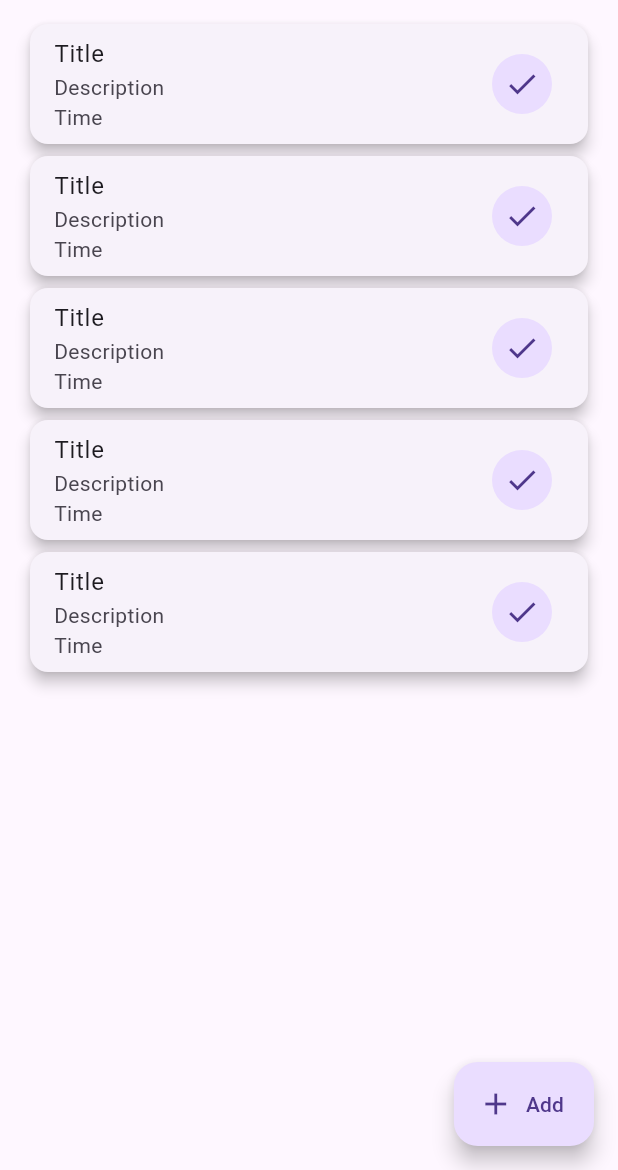
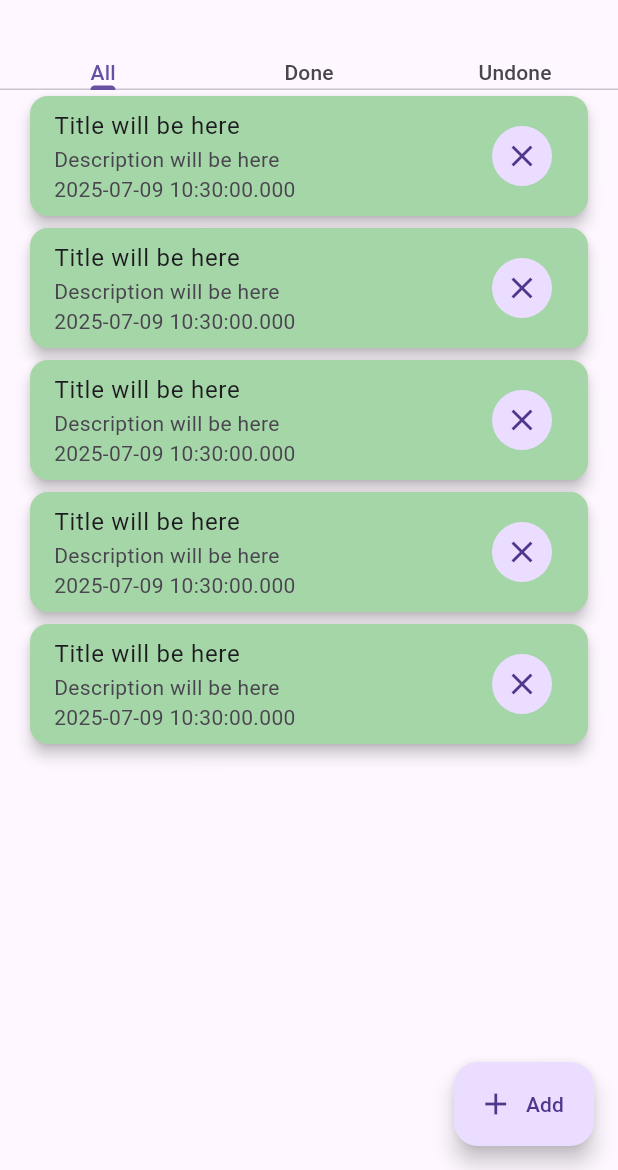
Before and after one commit to avikgh/todo_app_flutter, a Flutter app: the screen it shows after launch, on a phone screen of 412 x 824 dp, the part 66-1236 px from its top. Run offline on Flutter 3.47's test engine with Material 3 defaults, Android fonts, the phone set to English and light mode, and no system bars.

Commit message:
Basic Design

```diff
--- a/lib/app.dart
+++ b/lib/app.dart
@@ -10,11 +10,6 @@ class TodoApp extends StatelessWidget {
       title: 'ToDo',
       debugShowCheckedModeBanner: false,
       home: TodoListScreen(),
-      theme: ThemeData(
-        elevatedButtonTheme: ElevatedButtonThemeData(
-          style: ElevatedButton.styleFrom()
-        )
-      ),
     );
   }
 }
--- a/lib/entities/todo.dart
+++ b/lib/entities/todo.dart
@@ -3,5 +3,5 @@ class Todo {
   String description;
   String time;
   bool isDone;
-  Todo(this.title, this.description, this.time, [this.isDone = true]);
+  Todo(this.title, this.description, this.time, [this.isDone = false]);
 }
--- /dev/null
+++ b/lib/ui/screens/tabs/all_todo_list_tab.dart
@@ -0,0 +1,27 @@
+import 'package:flutter/material.dart';
+
+import '../../../entities/todo.dart';
+import '../../widgets/todo_item.dart';
+
+class AllTodoListTab extends StatelessWidget {
+  const AllTodoListTab({super.key});
+
+  @override
+  Widget build(BuildContext context) {
+    return ListView.builder(
+      itemCount: 5,
+      itemBuilder: (context, index) {
+        return Dismissible(
+          key: UniqueKey(),
+          child: TodoItem(
+            todo: Todo(
+              'Title will be here',
+              'Description will be here',
+              DateTime.now().toString(),
+            ),
+          ),
+        );
+      },
+    );
+  }
+}
--- a/lib/ui/screens/todo_list_screen.dart
+++ b/lib/ui/screens/todo_list_screen.dart
@@ -1,39 +1,60 @@
 import 'package:flutter/material.dart';
+import 'package:todo_app/entities/todo.dart';
 import 'package:todo_app/ui/screens/add_new_todo_screen.dart';
+import 'package:todo_app/ui/screens/tabs/all_todo_list_tab.dart';
+import 'package:todo_app/ui/screens/tabs/done_todo_list_tab.dart';
+import 'package:todo_app/ui/screens/tabs/undone_todo_list_tab.dart';
+import 'package:todo_app/ui/widgets/todo_item.dart';
 
-class TodoListScreen extends StatelessWidget {
+class TodoListScreen extends StatefulWidget {
   const TodoListScreen({super.key});
 
   @override
+  State<TodoListScreen> createState() => _TodoListScreenState();
+}
+
+class _TodoListScreenState extends State<TodoListScreen> {
+  List<Todo> _todoList = [];
+
+  @override
   Widget build(BuildContext context) {
-    return Scaffold(
+    return DefaultTabController(
+      length: 3,
+      child: Scaffold(
         appBar: AppBar(
           title: Text(
             'Todo List',
             style: TextStyle(fontSize: 25),
           ),
+          bottom: TabBar(
+            tabs: [
+              Text('All'),
+              Text('Done'),
+              Text('Undone')
+            ],
           ),
-      body: ListView.builder(
-        itemCount: 5,
-        itemBuilder: (context, index) {
-          return Card(
-            elevation: 4,
-            margin: EdgeInsets.symmetric(vertical: 4, horizontal: 20),
-            child: ListTile(
-              title: Text(
-                'Title',
-                style: TextStyle(decoration: _buildTitleDecoration(false)),
         ),
-              subtitle: Column(
-                crossAxisAlignment: CrossAxisAlignment.start,
-                children: [Text('Description'), Text('Time')],
+        body: TabBarView(
+          children: [
+            AllTodoListTab(),
+            DoneTodoListTab(),
+            UndoneTodoListTab()
+          ],
         ),
-              trailing: _buildRoundedIconButton(),
+        floatingActionButton: _addTodoFABButton(),
       ),
     );
-        },
-      ),
-      floatingActionButton: FloatingActionButton.extended(
+  }
+}
+
+class _addTodoFABButton extends StatelessWidget {
+  const _addTodoFABButton({
+    super.key,
+  });
+
+  @override
+  Widget build(BuildContext context) {
+    return FloatingActionButton.extended(
       onPressed: () {
         Navigator.push(context,
             MaterialPageRoute(builder: (context) => AddNewTodoScreen()));
@@ -41,21 +62,6 @@ class TodoListScreen extends StatelessWidget {
       tooltip: 'Add new todo',
       label: Text('Add'),
       icon: Icon(Icons.add),
-      ),
     );
   }
-
-  Widget _buildRoundedIconButton() {
-    return CircleAvatar(
-      child: _buildIcon(true),
-    );
 }
-
-  Icon _buildIcon(bool isDone) {
-    return isDone ? Icon(Icons.check) : Icon(Icons.clear);
-  }
-
-  TextDecoration? _buildTitleDecoration(bool isDone) {
-    return isDone ? TextDecoration.lineThrough : null;
-  }
-}
--- /dev/null
+++ b/lib/ui/widgets/todo_item.dart
@@ -0,0 +1,50 @@
+import 'package:flutter/material.dart';
+import 'package:todo_app/entities/todo.dart';
+
+class TodoItem extends StatelessWidget {
+  const TodoItem({super.key, required this.todo});
+
+  final Todo todo;
+
+  @override
+  Widget build(BuildContext context) {
+    return Card(
+      elevation: 4,
+      margin: EdgeInsets.symmetric(vertical: 4, horizontal: 20),
+      color: Colors.green.shade200,
+      surfaceTintColor: _buildSurfaceTintColor(false),
+      child: ListTile(
+        title: Text('${todo.title}',style: TextStyle(
+            decoration: _buildTitleDecoration(todo.isDone)
+          ),
+        ),
+        subtitle: Column(
+          crossAxisAlignment: CrossAxisAlignment.start,
+          children: [
+            Text('${todo.description}'),
+            Text('${todo.time}')
+          ],
+        ),
+        trailing: _buildRoundedIconButton(),
+      ),
+    );
+  }
+
+  TextDecoration? _buildTitleDecoration(bool isDone) {
+    return isDone ? TextDecoration.lineThrough : null;
+  }
+
+  Widget _buildRoundedIconButton() {
+    return CircleAvatar(
+      child: _buildIcon(todo.isDone),
+    );
+  }
+
+  Icon _buildIcon(bool isDone) {
+    return isDone ? Icon(Icons.check) : Icon(Icons.clear);
+  }
+
+  Color? _buildSurfaceTintColor(bool isDone) {
+    return isDone ? Colors.green : null;
+  }
+}
```
Also changed, not shown: lib/ui/screens/add_new_todo_screen.dart (+6 -3 lines), lib/ui/screens/tabs/done_todo_list_tab.dart (added, +27 -0 lines), lib/ui/screens/tabs/undone_todo_list_tab.dart (added, +27 -0 lines). Lines whose indentation alone changed are shown as unchanged.
